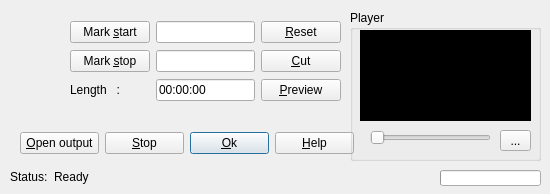
Qt form src/cutterdialog.ui (rupeshs/ExMplayer) before a commit.
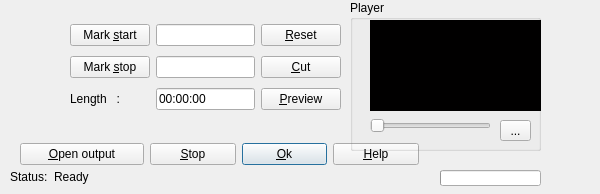
The same form after that commit. Icons and pictures are not drawn. Custom widgets are drawn as their Qt base class.

```diff
--- a/src/cutterdialog.ui
+++ b/src/cutterdialog.ui
@@ -6,19 +6,19 @@
    <rect>
     <x>0</x>
     <y>0</y>
-    <width>550</width>
+    <width>600</width>
     <height>194</height>
    </rect>
   </property>
   <property name="minimumSize">
    <size>
-    <width>550</width>
+    <width>600</width>
     <height>194</height>
    </size>
   </property>
   <property name="maximumSize">
    <size>
-    <width>550</width>
+    <width>600</width>
     <height>194</height>
    </size>
   </property>
@@ -47,7 +47,7 @@
      <x>70</x>
      <y>20</y>
      <width>271</width>
-     <height>85</height>
+     <height>95</height>
     </rect>
    </property>
    <layout class="QGridLayout" name="gridLayout">
@@ -140,14 +140,20 @@
    <property name="geometry">
     <rect>
      <x>20</x>
-     <y>130</y>
-     <width>334</width>
-     <height>26</height>
+     <y>140</y>
+     <width>399</width>
+     <height>29</height>
     </rect>
    </property>
    <layout class="QHBoxLayout" name="horizontalLayout">
     <item>
      <widget class="QPushButton" name="pushButtonof">
+      <property name="minimumSize">
+       <size>
+        <width>124</width>
+        <height>0</height>
+       </size>
+      </property>
       <property name="text">
        <string>&amp;Open output</string>
       </property>
@@ -193,7 +199,7 @@
      <x>10</x>
      <y>170</y>
      <width>211</width>
-     <height>16</height>
+     <height>19</height>
     </rect>
    </property>
    <layout class="QFormLayout" name="formLayout">
@@ -236,7 +242,7 @@
    <property name="geometry">
     <rect>
      <x>350</x>
-     <y>10</y>
+     <y>0</y>
      <width>191</width>
      <height>151</height>
     </rect>
@@ -247,7 +253,7 @@
    <widget class="QLabel" name="vid">
     <property name="geometry">
      <rect>
-      <x>10</x>
+      <x>20</x>
       <y>20</y>
       <width>171</width>
       <height>91</height>
@@ -264,9 +270,9 @@
     <property name="geometry">
      <rect>
       <x>20</x>
-      <y>120</y>
+      <y>115</y>
       <width>121</width>
-      <height>16</height>
+      <height>21</height>
      </rect>
     </property>
     <property name="orientation">
```
